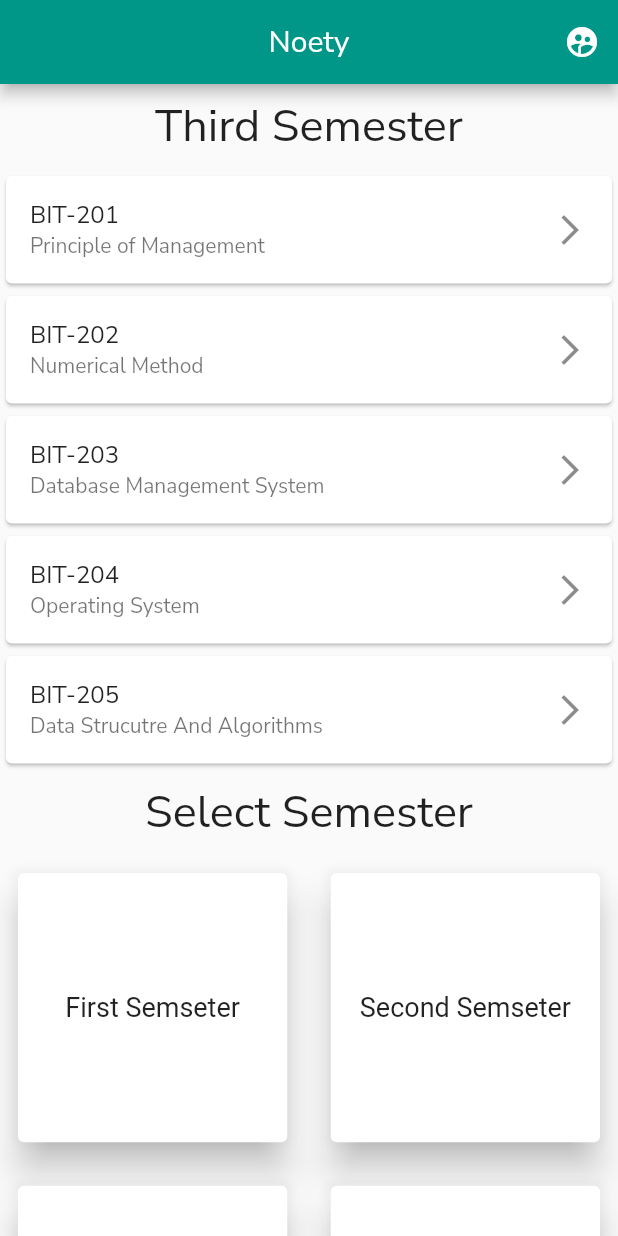
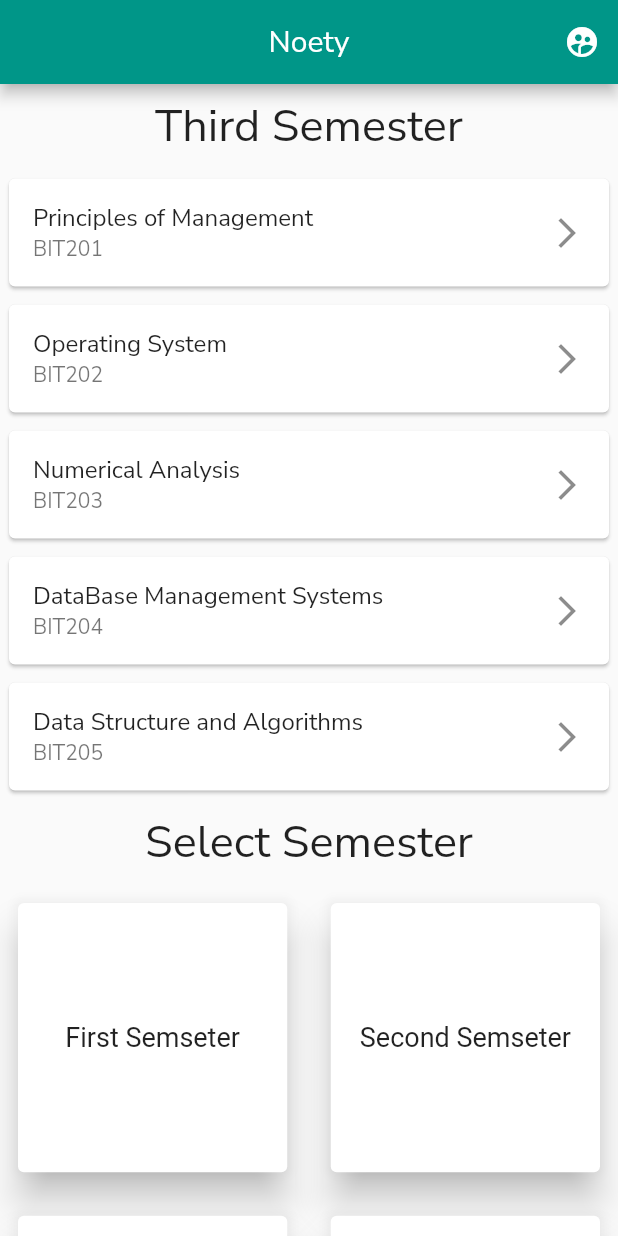
Before and after one commit to fuzintechnologies/noteyphone, a Flutter app: the screen it shows after launch, on a phone screen of 412 x 824 dp. Run offline on Flutter 3.47's test engine with Material 2 defaults, Android fonts, the phone set to English and light mode, and no system bars; missing offline and left inert: dart:html.

Commit message:
first commit

```diff
--- a/lib/homepage.dart
+++ b/lib/homepage.dart
@@ -1,4 +1,5 @@
 import 'package:flutter/material.dart';
+import 'package:notey/notepage.dart';
 
 class HomePage extends StatefulWidget {
   const HomePage({Key? key}) : super(key: key);
@@ -20,6 +21,13 @@ class _HomePageState extends State<HomePage> {
     'Seventh Semseter',
     'Eighth Semseter',
   ];
+  final Map subject = {
+    'BIT201': 'Principles of Management',
+    'BIT202': 'Operating System',
+    'BIT203': 'Numerical Analysis',
+    'BIT204': 'DataBase Management Systems',
+    'BIT205': 'Data Structure and Algorithms',
+  };
   @override
   Widget build(BuildContext context) {
     final Orientation _orientation = MediaQuery.of(context).orientation;
@@ -58,76 +66,27 @@ class _HomePageState extends State<HomePage> {
                   ),
                 ),
               ),
-              Card(
-                child: ListTile(
-                  title: Text(
-                    'BIT-201',
-                    style: TextStyle(fontFamily: _font),
-                  ),
-                  subtitle: Text(
-                    'Principle of Management',
-                    style: TextStyle(fontFamily: _font),
-                  ),
-                  trailing: Icon(Icons.arrow_forward_ios),
-                  onTap: () {},
-                ),
-              ),
-              Card(
-                child: ListTile(
-                  title: Text(
-                    'BIT-202',
-                    style: TextStyle(fontFamily: _font),
-                  ),
-                  subtitle: Text(
-                    'Numerical Method',
-                    style: TextStyle(fontFamily: _font),
-                  ),
-                  trailing: Icon(Icons.arrow_forward_ios),
-                  onTap: () {},
-                ),
-              ),
-              Card(
-                child: ListTile(
-                  title: Text(
-                    'BIT-203',
-                    style: TextStyle(fontFamily: _font),
-                  ),
-                  subtitle: Text(
-                    'Database Management System',
-                    style: TextStyle(fontFamily: _font),
-                  ),
-                  trailing: Icon(Icons.arrow_forward_ios),
-                  onTap: () {},
-                ),
-              ),
-              Card(
-                child: ListTile(
-                  title: Text(
-                    'BIT-204',
-                    style: TextStyle(fontFamily: _font),
-                  ),
-                  subtitle: Text(
-                    'Operating System',
-                    style: TextStyle(fontFamily: _font),
-                  ),
-                  trailing: Icon(Icons.arrow_forward_ios),
-                  onTap: () {},
-                ),
-              ),
-              Card(
-                child: ListTile(
-                  title: Text(
-                    'BIT-205',
-                    style: TextStyle(fontFamily: _font),
-                  ),
-                  subtitle: Text(
-                    'Data Strucutre And Algorithms',
-                    style: TextStyle(fontFamily: _font),
-                  ),
-                  trailing: Icon(Icons.arrow_forward_ios),
-                  onTap: () {},
-                ),
-              ),
+              ListView.builder(
+                  shrinkWrap: true,
+                  itemCount: subject.length,
+                  itemBuilder: (BuildContextcontext, int index) {
+                    return Padding(
+                      padding: const EdgeInsets.all(2.0),
+                      child: SubjectCard(
+                        code: '${subject.values.elementAt(index)}',
+                        name: '${subject.keys.elementAt(index)}',
+                        fun: () => Navigator.push(
+                          context,
+                          MaterialPageRoute(
+                            builder: (context) => NotePage(
+                              code: '${subject.keys.elementAt(index)}',
+                              title: '${subject.values.elementAt(index)}',
+                            ),
+                          ),
+                        ),
+                      ),
+                    );
+                  }),
               Padding(
                 padding: const EdgeInsets.all(8.0),
                 child: Center(
@@ -162,6 +121,36 @@ class _HomePageState extends State<HomePage> {
   }
 }
 
+class SubjectCard extends StatelessWidget {
+  final String _font = 'Nunito Sans';
+  SubjectCard({
+    required this.code,
+    required this.name,
+    required this.fun,
+  });
+  final String code;
+  final String name;
+  final VoidCallback fun;
+
+  @override
+  Widget build(BuildContext context) {
+    return Card(
+      child: ListTile(
+        title: Text(
+          code,
+          style: TextStyle(fontFamily: _font),
+        ),
+        subtitle: Text(
+          name,
+          style: TextStyle(fontFamily: _font),
+        ),
+        trailing: Icon(Icons.arrow_forward_ios),
+        onTap: fun,
+      ),
+    );
+  }
+}
+
 class SemesterCard extends StatelessWidget {
   SemesterCard({required this.semester});
   final String semester;
--- /dev/null
+++ b/lib/notepage.dart
@@ -0,0 +1,27 @@
+import 'dart:html';
+
+import 'package:flutter/material.dart';
+
+class NotePage extends StatelessWidget {
+  const NotePage({required this.code, required this.title});
+  final String code;
+  final String title;
+  final Color _color = Colors.teal;
+  final String _font = 'Nunito Sans';
+
+  @override
+  Widget build(BuildContext context) {
+    return Scaffold(
+      appBar: AppBar(
+        title: Text(
+          code,
+          style: TextStyle(fontFamily: _font),
+        ),
+        backgroundColor: _color,
+      ),
+      body: Center(
+        child: Text('Note'),
+      ),
+    );
+  }
+}
```
